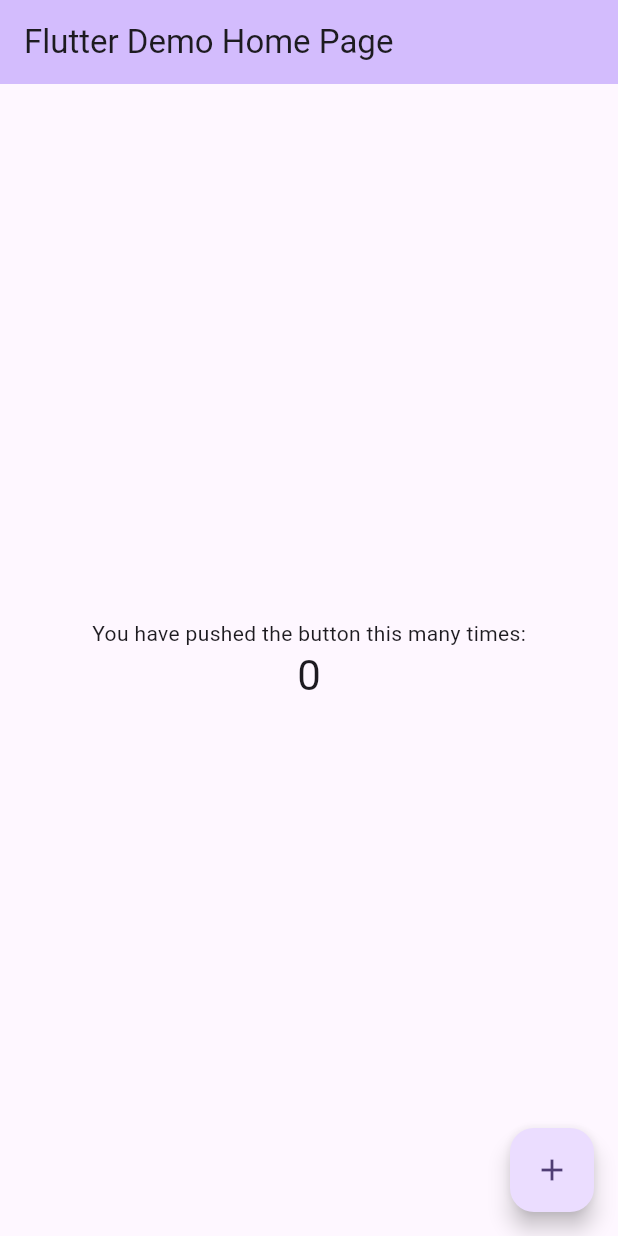
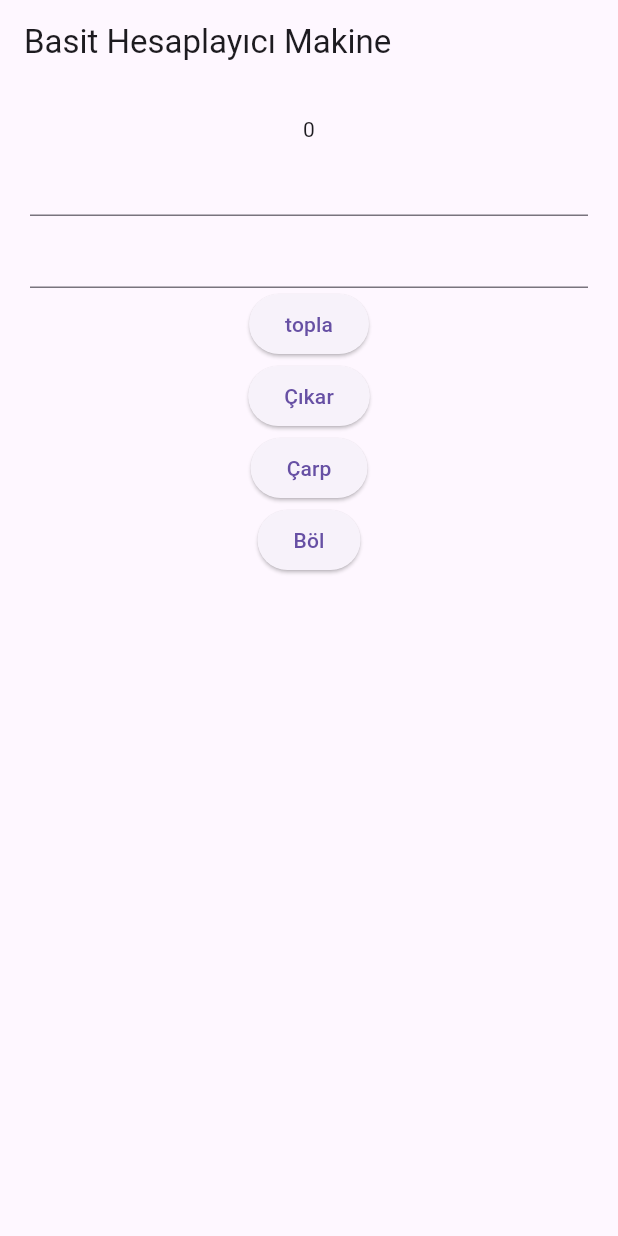
Before and after one commit to yusufucar05/flutter-projelerim, a Flutter app: the screen it shows after launch, on a phone screen of 412 x 824 dp. Run offline on Flutter 3.47's test engine with Material 3 defaults, Android fonts, the phone set to English and light mode, and no system bars.

Commit message:
1.gün
en basit şekilde ağacı baştan oluşturduk.
Önce ne yapmak istediğimizi belirlemek için 2 adet TextField oluşturdum. Hemen altına 4 adet ElevatedButton kullanarak bu butonlara yapmaları gereken işlemleri atadım. Text field larımı içine yazılanları kontrol edebilmek için iki adet Controler ile yazılanları 2 nesneye aktardım. sonra girilen değerleri tolamak için num değerindeki değişkenlere num değerinde aktardım.
ve işlemleri tanımladım.

```diff
--- a/basit_hesaplayici_makine/lib/main.dart
+++ b/basit_hesaplayici_makine/lib/main.dart
@@ -1,125 +1,112 @@
 import 'package:flutter/material.dart';
 
 void main() {
-  runApp(const MyApp());
+  runApp(const Hesaplayici());
 }
 
-class MyApp extends StatelessWidget {
-  const MyApp({super.key});
+class Hesaplayici extends StatelessWidget {
+  const Hesaplayici({super.key});
 
-  // This widget is the root of your application.
   @override
   Widget build(BuildContext context) {
     return MaterialApp(
-      title: 'Flutter Demo',
-      theme: ThemeData(
-        // This is the theme of your application.
-        //
-        // TRY THIS: Try running your application with "flutter run". You'll see
-        // the application has a purple toolbar. Then, without quitting the app,
-        // try changing the seedColor in the colorScheme below to Colors.green
-        // and then invoke "hot reload" (save your changes or press the "hot
-        // reload" button in a Flutter-supported IDE, or press "r" if you used
-        // the command line to start the app).
-        //
-        // Notice that the counter didn't reset back to zero; the application
-        // state is not lost during the reload. To reset the state, use hot
-        // restart instead.
-        //
-        // This works for code too, not just values: Most code changes can be
-        // tested with just a hot reload.
-        colorScheme: ColorScheme.fromSeed(seedColor: Colors.deepPurple),
-        useMaterial3: true,
-      ),
-      home: const MyHomePage(title: 'Flutter Demo Home Page'),
+      title: 'hesaplayıcı makine',
+      home: const Hesap(),
     );
   }
 }
 
-class MyHomePage extends StatefulWidget {
-  const MyHomePage({super.key, required this.title});
-
-  // This widget is the home page of your application. It is stateful, meaning
-  // that it has a State object (defined below) that contains fields that affect
-  // how it looks.
-
-  // This class is the configuration for the state. It holds the values (in this
-  // case the title) provided by the parent (in this case the App widget) and
-  // used by the build method of the State. Fields in a Widget subclass are
-  // always marked "final".
-
-  final String title;
+class Hesap extends StatelessWidget {
+  const Hesap({super.key});
 
   @override
-  State<MyHomePage> createState() => _MyHomePageState();
+  Widget build(BuildContext context) {
+    return Scaffold(
+      appBar: AppBar(
+        title: const Text('Basit Hesaplayıcı Makine'),
+      ),
+      body: Anaekran(),
+    );
+  }
 }
 
-class _MyHomePageState extends State<MyHomePage> {
-  int _counter = 0;
+class Anaekran extends StatefulWidget {
+  const Anaekran({super.key});
 
-  void _incrementCounter() {
+  @override
+  State<Anaekran> createState() => _AnaekranState();
+}
+
+class _AnaekranState extends State<Anaekran> {
+  num sayi1 = 1, sayi2 = 2, sonuc = 0;
+  TextEditingController t1 = TextEditingController();
+  TextEditingController t2 = TextEditingController();
+  SayiTopla() {
     setState(() {
-      // This call to setState tells the Flutter framework that something has
-      // changed in this State, which causes it to rerun the build method below
-      // so that the display can reflect the updated values. If we changed
-      // _counter without calling setState(), then the build method would not be
-      // called again, and so nothing would appear to happen.
-      _counter++;
+      sayi1 = num.parse(t1.text);
+      sayi2 = num.parse(t2.text);
+
+      sonuc = sayi1 + sayi2;
+    });
+  }
+
+  SayiCikar() {
+    setState(() {
+      sayi1 = num.parse(t1.text);
+      sayi2 = num.parse(t2.text);
+      sonuc = sayi1 - sayi2;
+    });
+  }
+
+  Carp() {
+    setState(() {
+      sayi1 = num.parse(t1.text);
+      sayi1 = num.parse(t2.text);
+      sonuc = sayi1 * sayi2;
+    });
+  }
+
+  Bol() {
+    setState(() {
+      sayi1 = num.parse(t1.text);
+      sayi1 = num.parse(t2.text);
+      sonuc = sayi1 / sayi2;
     });
   }
 
   @override
   Widget build(BuildContext context) {
-    // This method is rerun every time setState is called, for instance as done
-    // by the _incrementCounter method above.
-    //
-    // The Flutter framework has been optimized to make rerunning build methods
-    // fast, so that you can just rebuild anything that needs updating rather
-    // than having to individually change instances of widgets.
-    return Scaffold(
-      appBar: AppBar(
-        // TRY THIS: Try changing the color here to a specific color (to
-        // Colors.amber, perhaps?) and trigger a hot reload to see the AppBar
-        // change color while the other colors stay the same.
-        backgroundColor: Theme.of(context).colorScheme.inversePrimary,
-        // Here we take the value from the MyHomePage object that was created by
-        // the App.build method, and use it to set our appbar title.
-        title: Text(widget.title),
-      ),
-      body: Center(
-        // Center is a layout widget. It takes a single child and positions it
-        // in the middle of the parent.
+    return Container(
+      margin: const EdgeInsets.all(20),
+      child: Center(
         child: Column(
-          // Column is also a layout widget. It takes a list of children and
-          // arranges them vertically. By default, it sizes itself to fit its
-          // children horizontally, and tries to be as tall as its parent.
-          //
-          // Column has various properties to control how it sizes itself and
-          // how it positions its children. Here we use mainAxisAlignment to
-          // center the children vertically; the main axis here is the vertical
-          // axis because Columns are vertical (the cross axis would be
-          // horizontal).
-          //
-          // TRY THIS: Invoke "debug painting" (choose the "Toggle Debug Paint"
-          // action in the IDE, or press "p" in the console), to see the
-          // wireframe for each widget.
-          mainAxisAlignment: MainAxisAlignment.center,
-          children: <Widget>[
-            const Text(
-              'You have pushed the button this many times:',
+          children: [
+            Text(sonuc.toString()),
+            TextField(
+              controller: t1,
             ),
-            Text(
-              '$_counter',
-              style: Theme.of(context).textTheme.headlineMedium,
+            TextField(
+              controller: t2,
+            ),
+            ElevatedButton(
+              onPressed: SayiTopla,
+              child: Text("topla"),
+            ),
+            ElevatedButton(
+              onPressed: SayiCikar,
+              child: Text("Çıkar"),
+            ),
+            ElevatedButton(
+              onPressed: Carp,
+              child: Text("Çarp"),
+            ),
+            ElevatedButton(
+              onPressed: Bol,
+              child: Text("Böl"),
             ),
           ],
         ),
       ),
-      floatingActionButton: FloatingActionButton(
-        onPressed: _incrementCounter,
-        tooltip: 'Increment',
-        child: const Icon(Icons.add),
-      ), // This trailing comma makes auto-formatting nicer for build methods.
     );
   }
 }
```
